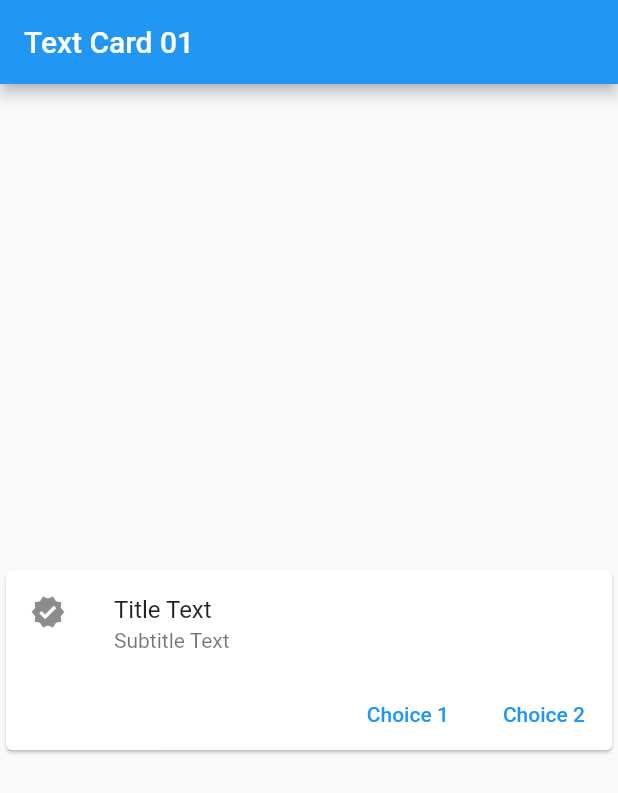
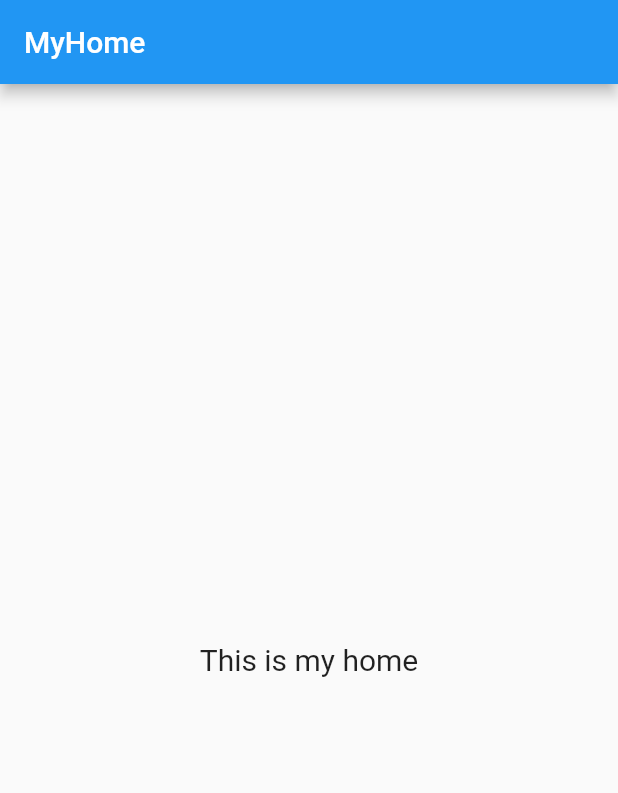
Before and after one commit to f-fathurrahman/ffr-dart-stuffs, a Flutter app: the screen it shows after launch, on a phone screen of 412 x 824 dp. Shown: the top 793 px of the screen. Run offline on Flutter 3.47's test engine with Material 2 defaults, Android fonts, the light colour scheme and no system bars; our stand-ins replace audioplayers, fl_chart, flutter_datetime_picker; missing offline and left inert: flutter_tex.

Commit message:
Test MyHome

```diff
--- a/flutter/test_widgets_01/lib/main.dart
+++ b/flutter/test_widgets_01/lib/main.dart
@@ -4,7 +4,9 @@ import 'package:flutter/material.dart';
 //import 'test_timepicker.dart';
 //import 'test_listview_01.dart';
 //import 'test_listview_02.dart';
-import 'test_card_01.dart';
+//import 'test_card_01.dart';
+//import 'test_verify_input_01.dart';
+import 'my_home_01.dart';
 
 void main() {
   runApp(MyApp());
@@ -18,13 +20,15 @@ class MyApp extends StatelessWidget {
       theme: ThemeData(
         primarySwatch: Colors.blue,
       ),
+      debugShowCheckedModeBanner: true,
+      home: MyHome(),
       //home: TestDatetimePicker(),
       //home: TestDatePicker(),
       //home: TestTimePicker(),
       //home: TestListView01(),
       //home: TestListView02(),
-      home: TestCard01(),
-      debugShowCheckedModeBanner: false,
+      //home: TestCard01(),
+      //home: InputControllerExamplesWidget(),
     );
   }
 }
--- /dev/null
+++ b/flutter/test_widgets_01/lib/my_home_01.dart
@@ -0,0 +1,18 @@
+import 'package:flutter/material.dart';
+
+class MyHome extends StatelessWidget {
+  @override
+  Widget build(BuildContext context) {
+    return Scaffold(
+      appBar: AppBar(
+        title: Text('MyHome')
+      ),
+      body: Center(
+        child: Text(
+          'This is my home',
+          style: TextStyle(fontSize: 20),
+        ),
+      ),
+    );
+  }
+}
```
Also changed, not shown: flutter/test_widgets_01/lib/test_verify_input_01.dart (added, +119 -0 lines).
